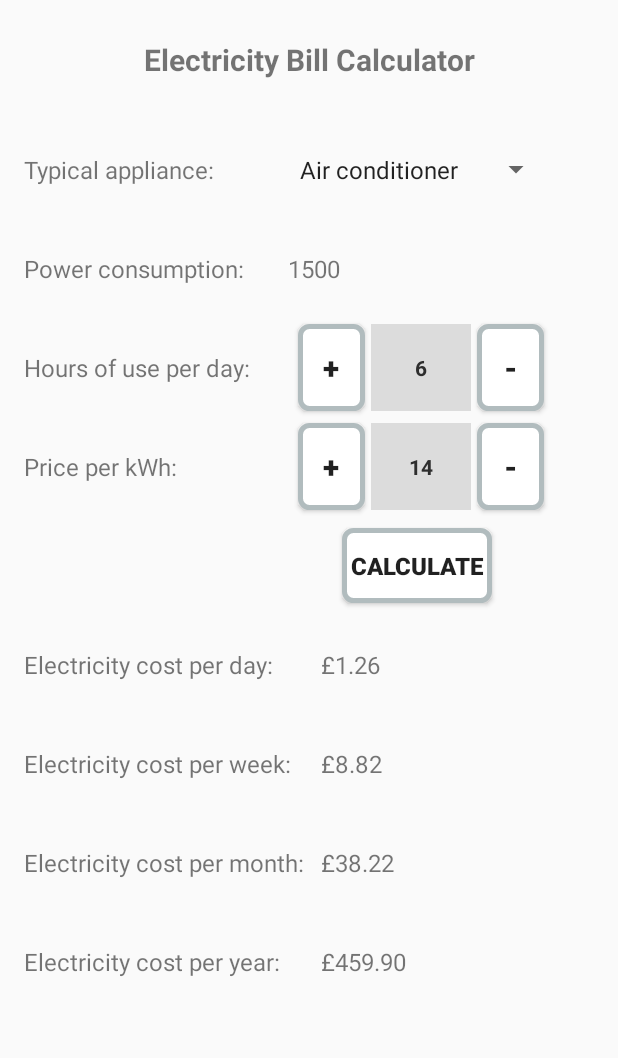
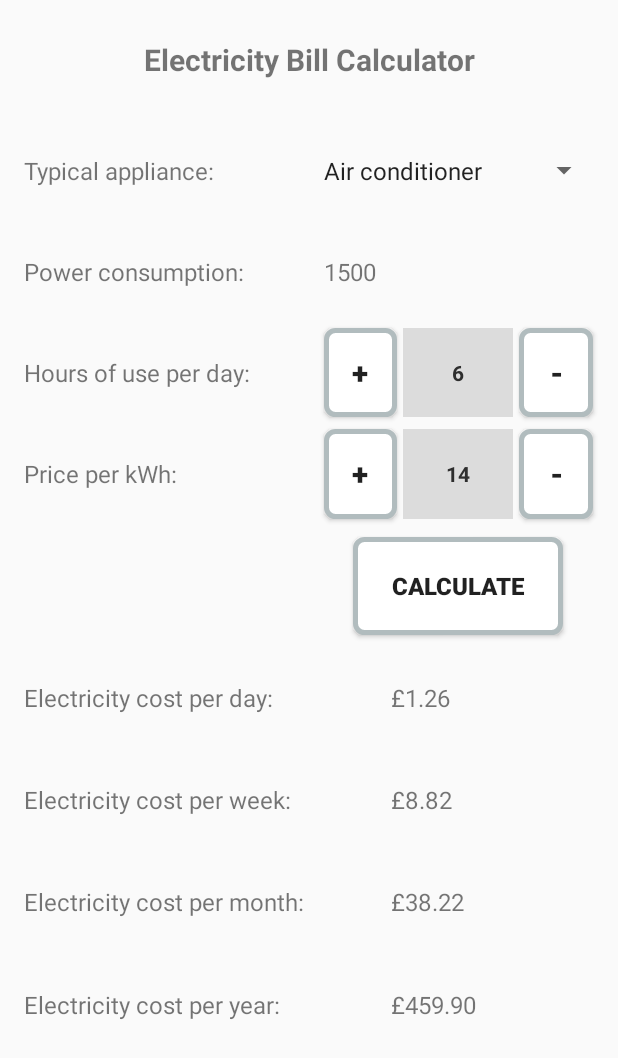
Before and after one commit to jasonSouthendUk/ElectricBillCalculator, an Android app: the screen it shows after launch (MainActivity), after a tap on "CALCULATE", on a phone screen of 412 x 824 dp. Shown: the top 1058 px of the screen. Run offline under Robolectric (Android 15) with nearby library versions, the light colour scheme and no system bars.

Commit message:
update some layouts

```diff
--- a/app/src/main/AndroidManifest.xml
+++ b/app/src/main/AndroidManifest.xml
@@ -11,9 +11,10 @@
         android:label="@string/app_name"
         android:roundIcon="@mipmap/ic_launcher_round"
         android:supportsRtl="true"
-        android:theme="@style/AppTheme"
-        android:screenOrientation="portrait">
-        <activity android:name=".MainActivity">
+        android:theme="@style/AppTheme">
+        <activity
+            android:name=".MainActivity"
+            android:screenOrientation="portrait">
             <intent-filter>
                 <action android:name="android.intent.action.MAIN" />
 
--- a/app/src/main/java/jasonedwardes/com/electricbillcalculator/MainActivity.kt
+++ b/app/src/main/java/jasonedwardes/com/electricbillcalculator/MainActivity.kt
@@ -23,35 +23,35 @@ Enter the cost of electric (kWh) average uk price (14)
         var intCostPerKWh = 14
         var intHoursUsedPerDay = 6
         var intPricePerDay = 10
-        txtKWh.setText("$intCostPerKWh")
-        txtDay.setText("$intHoursUsedPerDay")
-        var intcounter = 5;
+        txtKWh.text = "$intCostPerKWh"
+        txtDay.text = "$intHoursUsedPerDay"
+        var intcounter = 5
 
         btnKWhPlus.setOnClickListener {
             if (intCostPerKWh in 6..26) {
                 intCostPerKWh += 1
-                txtKWh.setText("$intCostPerKWh")
+                txtKWh.text = "$intCostPerKWh"
                 clearTextView()
             }
         }
         btnKWhMinus.setOnClickListener {
             if (intCostPerKWh in 7..27) {
                 intCostPerKWh -= 1
-                txtKWh.setText("$intCostPerKWh")
+                txtKWh.text = "$intCostPerKWh"
                 clearTextView()
             }
         }
         btnDayPlus.setOnClickListener {
             if (intHoursUsedPerDay in 0..23) {
                 intHoursUsedPerDay += 1
-                txtDay.setText("$intHoursUsedPerDay")
+                txtDay.text = "$intHoursUsedPerDay"
                 clearTextView()
             }
         }
             btnDayMinus.setOnClickListener {
                 if (intHoursUsedPerDay in 1..24) {
                     intHoursUsedPerDay -= 1
-                    txtDay.setText("$intHoursUsedPerDay")
+                    txtDay.text = "$intHoursUsedPerDay"
                     clearTextView()
                 }
             }
@@ -116,12 +116,12 @@ Enter the cost of electric (kWh) average uk price (14)
                 ) {
                     // displays (arrayAppliance[array_counter]) and the watts used (arrayApplianceWatts[array_counter])
                     // id_kWh_used is the textview that displays arrayApplianceWatts
-                    id_kWh_used.text = ""+arrayApplianceWatts[array_counter]
-                    intcounter = array_counter;
-                    txt_cost_per_day.setText("")
-                    txt_cost_per_week.setText("")
-                    txt_cost_per_mouth.setText("")
-                    txt_cost_per_year.setText("")
+                    id_kWh_used.text = "  " + arrayApplianceWatts[array_counter]
+                    intcounter = array_counter
+                    txt_cost_per_day.text = ""
+                    txt_cost_per_week.text = ""
+                    txt_cost_per_mouth.text = ""
+                    txt_cost_per_year.text = ""
                     // get current spinner Appliance in kWh (int IntElectricUse ) -> (double doubleElectricUsed)
 
                 }
@@ -142,10 +142,10 @@ Enter the cost of electric (kWh) average uk price (14)
                 val finalPricePerYear = ConverToPounds(intPricePerDay * 365)
 
 
-                txt_cost_per_day.setText(finalPricePerDay)
-                txt_cost_per_week.setText(finalPricePerWeek)
-                txt_cost_per_mouth.setText(finalPricePerMonth)
-                txt_cost_per_year.setText(finalPricePerYear)
+                txt_cost_per_day.text = finalPricePerDay
+                txt_cost_per_week.text = finalPricePerWeek
+                txt_cost_per_mouth.text = finalPricePerMonth
+                txt_cost_per_year.text = finalPricePerYear
 
             }
         }
@@ -156,7 +156,7 @@ Enter the cost of electric (kWh) average uk price (14)
     private fun ConverToPounds(intPrice: Int): String {
         var strPrice = ""
         var intPound = 0
-        var intCounter = 0;
+        var intCounter = 0
         var strPence = "09"
         for (x in 1..intPrice) {
             intCounter += 1
@@ -178,9 +178,9 @@ Enter the cost of electric (kWh) average uk price (14)
 
     //clear textViews
     private fun clearTextView() {
-        txt_cost_per_day.setText("")
-        txt_cost_per_week.setText("")
-        txt_cost_per_mouth.setText("")
-        txt_cost_per_year.setText("")
+        txt_cost_per_day.text = ""
+        txt_cost_per_week.text = ""
+        txt_cost_per_mouth.text = ""
+        txt_cost_per_year.text = ""
    }
 }
--- a/app/src/main/res/layout/activity_main.xml
+++ b/app/src/main/res/layout/activity_main.xml
@@ -1,6 +1,5 @@
 <?xml version="1.0" encoding="utf-8"?>
 <LinearLayout xmlns:android="http://schemas.android.com/apk/res/android"
-    xmlns:app="http://schemas.android.com/apk/res-auto"
     xmlns:tools="http://schemas.android.com/tools"
     android:layout_width="match_parent"
     android:layout_height="match_parent"
@@ -33,10 +32,8 @@
             style="@style/textViewRight"
             android:gravity="left|bottom"
             android:id="@+id/id_appliance_spinner" />
-        <Space
-            android:layout_width="0dp"
-            android:layout_height="match_parent"
-            android:layout_weight="0.2"/>
+
+        <Space style="@style/space" />
 
     </LinearLayout>
 
@@ -50,10 +47,8 @@
             android:id="@+id/id_kWh_used"
             android:gravity="center|left"
             style="@style/textViewRight" />
-        <Space
-            android:layout_width="0dp"
-            android:layout_height="match_parent"
-            android:layout_weight="0.2"/>
+
+        <Space style="@style/space" />
 
     </LinearLayout>
 
@@ -78,10 +73,8 @@
                 android:text="@string/str_minus"
                 android:id="@+id/btnDayMinus"
                 />
-        <Space
-            android:layout_width="0dp"
-            android:layout_height="match_parent"
-            android:layout_weight="0.2"/>
+
+        <Space style="@style/space" />
 
     </LinearLayout>
 
@@ -105,15 +98,15 @@
             android:text="@string/str_minus"
             android:id="@+id/btnKWhMinus"
             />
-        <Space
-            android:layout_width="0dp"
-            android:layout_height="match_parent"
-            android:layout_weight="0.2"/>
+
+        <Space style="@style/space" />
 
 
     </LinearLayout>
 
-    <LinearLayout style="@style/textView_layout">
+    <LinearLayout
+        style="@style/textView_layout"
+        android:layout_weight="1.2">
         <LinearLayout
             android:orientation="horizontal"
             android:gravity="center"
@@ -134,16 +127,14 @@
                 android:textSize="@dimen/txt_large"
                 android:background="@drawable/corners_round"
                 android:textStyle="bold"
-                android:layout_width="100dp"
+                android:layout_width="140dp"
                 android:layout_height="match_parent"
                 android:layout_marginTop="8dp"
                 android:layout_marginBottom="8dp"
                 android:id="@+id/btn_calculate"/>
     </LinearLayout>
-        <Space
-            android:layout_width="0dp"
-            android:layout_height="match_parent"
-            android:layout_weight="0.2"/>
+
+        <Space style="@style/space" />
     </LinearLayout>
 
 
@@ -151,7 +142,7 @@
     <LinearLayout style="@style/textView_layout">
 
         <TextView
-            style="@style/textViewLeft"
+            style="@style/textViewCostPer"
             android:text="@string/str_cost_per_day" />
 
         <TextView
@@ -162,7 +153,7 @@
     <LinearLayout style="@style/textView_layout">
 
         <TextView
-            style="@style/textViewLeft"
+            style="@style/textViewCostPer"
             android:gravity="center|left"
             android:text="@string/str_cost_per_week" />
         <TextView style="@style/textViewRight"
@@ -172,8 +163,7 @@
 
     <LinearLayout style="@style/textView_layout">
         <TextView
-            style="@style/textViewLeft"
-
+            style="@style/textViewCostPer"
             android:text="@string/str_cost_per_mouth" />
         <TextView style="@style/textViewRight"
             android:id="@+id/txt_cost_per_mouth" />
@@ -182,7 +172,7 @@
     <LinearLayout style="@style/textView_layout">
 
         <TextView
-            style="@style/textViewLeft"
+            style="@style/textViewCostPer"
             android:text="@string/str_cost_per_year" />
                 <TextView style="@style/textViewRight"
                     android:id="@+id/txt_cost_per_year"    />
@@ -190,5 +180,5 @@
 
     <Space
         android:layout_width="match_parent"
-        android:layout_height="150dp" />
+        android:layout_height="120dp" />
 </LinearLayout>
--- a/app/src/main/res/values/styles.xml
+++ b/app/src/main/res/values/styles.xml
@@ -60,5 +60,20 @@
             <item name="android:layout_weight">0.2</item>
         </style>
 
-    >
+    <style name="space">
+        <item name="android:layout_width">0dp</item>
+        <item name="android:layout_height">match_parent</item>
+        <item name="android:layout_weight">0.05</item>
+
+    </style>
+
+    <style name="textViewCostPer">
+        <item name="android:textSize">@dimen/txt_large</item>
+        <item name="android:layout_width">0dp</item>
+        <item name="android:layout_weight">1.3</item>
+        <item name="android:layout_height">match_parent</item>
+        <item name="android:gravity">center_vertical</item>
+        <item name="android:layout_marginStart">16dp</item>
+        <item name="android:layout_marginLeft">16dp</item>
+    </style>
 </resources>
```
